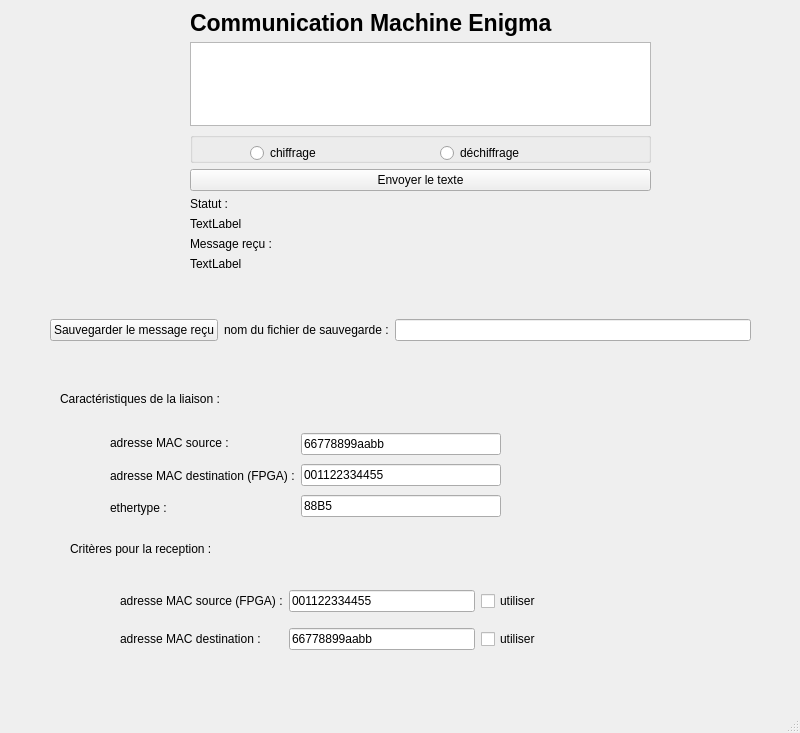
Before: the Qt Designer form Interface_enigma_3/mainwindow.ui in ypareoo/ETH, drawn with Qt 5.
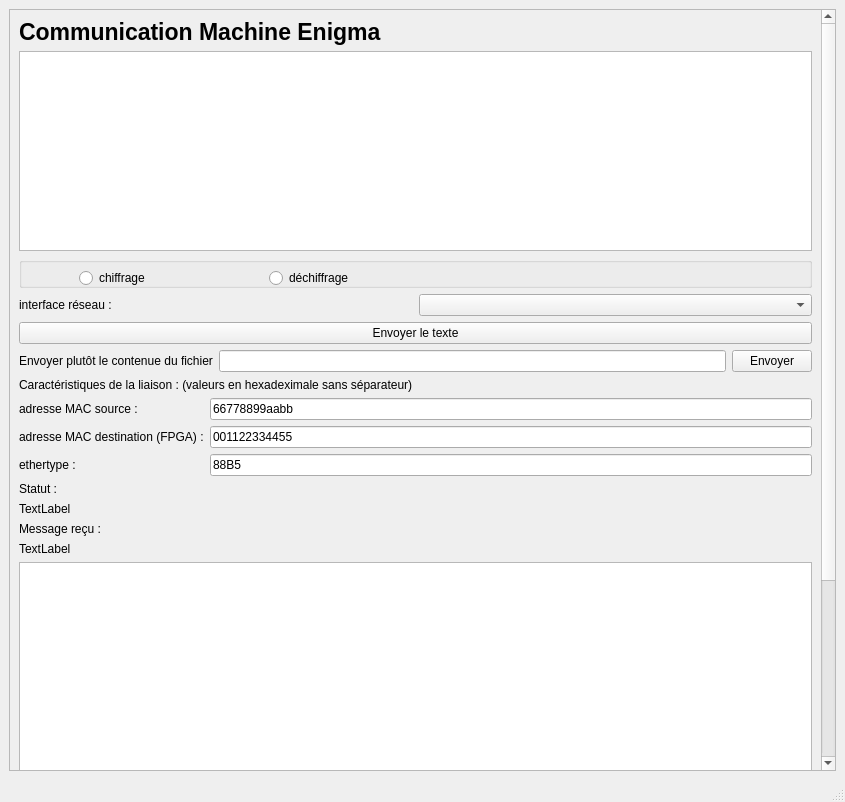
After: the same form once the commit is applied.

Commit message: fin de séance 30 mars, amélioration de la reception des trames et desactivation des boutons chiffrage/dechiffrage

What changed in the file:
```diff
--- a/Interface_enigma_3/mainwindow.ui
+++ b/Interface_enigma_3/mainwindow.ui
@@ -6,8 +6,8 @@
    <rect>
     <x>0</x>
     <y>0</y>
-    <width>800</width>
-    <height>733</height>
+    <width>845</width>
+    <height>802</height>
    </rect>
   </property>
   <property name="sizePolicy">
@@ -20,58 +20,120 @@
    <string>MainWindow</string>
   </property>
   <widget class="QWidget" name="centralwidget">
-   <widget class="QLabel" name="ErrorSavelabel">
-    <property name="geometry">
-     <rect>
-      <x>140</x>
-      <y>360</y>
-      <width>551</width>
-      <height>20</height>
-     </rect>
-    </property>
-    <property name="text">
-     <string/>
-    </property>
-   </widget>
-   <widget class="QLabel" name="label_4">
+   <layout class="QVBoxLayout" name="verticalLayout_4">
+    <item>
+     <widget class="QScrollArea" name="scrollArea">
+      <property name="widgetResizable">
+       <bool>true</bool>
+      </property>
+      <widget class="QWidget" name="scrollAreaWidgetContents">
     <property name="geometry">
      <rect>
-      <x>60</x>
-      <y>390</y>
-      <width>341</width>
-      <height>17</height>
-     </rect>
-    </property>
-    <property name="text">
-     <string>Caractéristiques de la liaison :</string>
-    </property>
-   </widget>
-   <widget class="QWidget" name="gridLayoutWidget">
-    <property name="geometry">
-     <rect>
-      <x>190</x>
-      <y>10</y>
-      <width>461</width>
-      <height>261</height>
-     </rect>
-    </property>
+         <x>0</x>
+         <y>-262</y>
+         <width>811</width>
+         <height>1000</height>
+        </rect>
+       </property>
+       <property name="minimumSize">
+        <size>
+         <width>0</width>
+         <height>1000</height>
+        </size>
+       </property>
+       <layout class="QVBoxLayout" name="verticalLayout_3">
+        <item>
     <layout class="QGridLayout" name="gridLayout">
-     <item row="7" column="0">
+          <item row="14" column="0">
+           <widget class="QLabel" name="label">
+            <property name="text">
+             <string>Statut :</string>
+            </property>
+           </widget>
+          </item>
+          <item row="18" column="0">
+           <widget class="QLabel" name="MessageLabel">
+            <property name="text">
+             <string>TextLabel</string>
+            </property>
+           </widget>
+          </item>
+          <item row="10" column="0">
       <widget class="QPushButton" name="pushButton">
        <property name="text">
         <string>Envoyer le texte</string>
        </property>
       </widget>
      </item>
-     <item row="12" column="0">
-      <widget class="QLabel" name="label_2">
+          <item row="16" column="0">
+           <widget class="QLabel" name="statusLabel">
        <property name="text">
-        <string>Message reçu :</string>
+             <string>TextLabel</string>
        </property>
       </widget>
      </item>
+          <item row="13" column="0">
+           <layout class="QHBoxLayout" name="horizontalLayout_2">
+            <item>
+             <layout class="QVBoxLayout" name="verticalLayout">
+              <item>
+               <widget class="QLabel" name="label_5">
+                <property name="text">
+                 <string>adresse MAC source :</string>
+                </property>
+               </widget>
+              </item>
+              <item>
+               <widget class="QLabel" name="label_6">
+                <property name="text">
+                 <string>adresse MAC destination (FPGA) :</string>
+                </property>
+               </widget>
+              </item>
+              <item>
+               <widget class="QLabel" name="label_7">
+                <property name="text">
+                 <string>ethertype :</string>
+                </property>
+               </widget>
+              </item>
+             </layout>
+            </item>
+            <item>
+             <layout class="QVBoxLayout" name="verticalLayout_2">
+              <item>
+               <widget class="QLineEdit" name="MACSourcelineEdit">
+                <property name="text">
+                 <string>66778899aabb</string>
+                </property>
+               </widget>
+              </item>
+              <item>
+               <widget class="QLineEdit" name="MACDestinationlineEdit">
+                <property name="text">
+                 <string>001122334455</string>
+                </property>
+               </widget>
+              </item>
+              <item>
+               <widget class="QLineEdit" name="EthertypelineEdit">
+                <property name="text">
+                 <string>88B5</string>
+                </property>
+               </widget>
+              </item>
+             </layout>
+            </item>
+           </layout>
+          </item>
      <item row="5" column="0">
       <widget class="QTextEdit" name="textEdit">
+            <property name="maximumSize">
+             <size>
+              <width>16777215</width>
+              <height>200</height>
+             </size>
+            </property>
        <property name="html">
         <string>&lt;!DOCTYPE HTML PUBLIC &quot;-//W3C//DTD HTML 4.0//EN&quot; &quot;http://www.w3.org/TR/REC-html40/strict.dtd&quot;&gt;
 &lt;html&gt;&lt;head&gt;&lt;meta name=&quot;qrichtext&quot; content=&quot;1&quot; /&gt;&lt;meta charset=&quot;utf-8&quot; /&gt;&lt;style type=&quot;text/css&quot;&gt;
@@ -84,62 +146,26 @@
        </property>
       </widget>
      </item>
-     <item row="9" column="0">
-      <widget class="QLabel" name="label">
-       <property name="text">
-        <string>Statut :</string>
-       </property>
-      </widget>
-     </item>
-     <item row="6" column="0">
-      <widget class="QGroupBox" name="OptionChiffregroupBox">
-       <property name="title">
-        <string/>
-       </property>
-       <widget class="QRadioButton" name="ChiffrageRadioButton">
-        <property name="geometry">
-         <rect>
-          <x>60</x>
-          <y>10</y>
-          <width>111</width>
-          <height>22</height>
-         </rect>
-        </property>
-        <property name="autoFillBackground">
-         <bool>false</bool>
-        </property>
-        <property name="text">
-         <string>chiffrage</string>
-        </property>
-       </widget>
-       <widget class="QRadioButton" name="DechiffrageradioButton">
-        <property name="geometry">
-         <rect>
-          <x>250</x>
-          <y>10</y>
-          <width>111</width>
-          <height>22</height>
-         </rect>
-        </property>
-        <property name="text">
-         <string>déchiffrage</string>
-        </property>
-       </widget>
-      </widget>
-     </item>
      <item row="11" column="0">
-      <widget class="QLabel" name="statusLabel">
+           <layout class="QHBoxLayout" name="horizontalLayout_4">
+            <item>
+             <widget class="QLabel" name="label_13">
        <property name="text">
-        <string>TextLabel</string>
+               <string>Envoyer plutôt le contenue du fichier</string>
        </property>
       </widget>
      </item>
-     <item row="13" column="0">
-      <widget class="QLabel" name="MessageLabel">
+            <item>
+             <widget class="QLineEdit" name="FileNameSendlineEdit"/>
+            </item>
+            <item>
+             <widget class="QPushButton" name="SendFilepushButton">
        <property name="text">
-        <string>TextLabel</string>
-       </property>
-      </widget>
+               <string>Envoyer</string>
+              </property>
+             </widget>
+            </item>
+           </layout>
      </item>
      <item row="4" column="0">
       <widget class="QLabel" name="label_11">
@@ -162,18 +188,84 @@
        </property>
       </widget>
      </item>
-    </layout>
-   </widget>
-   <widget class="QWidget" name="horizontalLayoutWidget">
+          <item row="17" column="0">
+           <widget class="QLabel" name="label_2">
+            <property name="text">
+             <string>Message reçu :</string>
+            </property>
+           </widget>
+          </item>
+          <item row="12" column="0">
+           <widget class="QLabel" name="label_4">
+            <property name="text">
+             <string>Caractéristiques de la liaison : (valeurs en hexadeximale sans séparateur)</string>
+            </property>
+           </widget>
+          </item>
+          <item row="9" column="0">
+           <layout class="QHBoxLayout" name="horizontalLayout_3">
+            <item>
+             <widget class="QLabel" name="label_12">
+              <property name="text">
+               <string>interface réseau :</string>
+              </property>
+             </widget>
+            </item>
+            <item>
+             <widget class="QComboBox" name="interfaceComboBox"/>
+            </item>
+           </layout>
+          </item>
+          <item row="6" column="0">
+           <widget class="QGroupBox" name="OptionChiffregroupBox">
+            <property name="title">
+             <string/>
+            </property>
+            <widget class="QRadioButton" name="ChiffrageRadioButton">
+             <property name="geometry">
+              <rect>
+               <x>60</x>
+               <y>10</y>
+               <width>111</width>
+               <height>22</height>
+              </rect>
+             </property>
+             <property name="autoFillBackground">
+              <bool>false</bool>
+             </property>
+             <property name="text">
+              <string>chiffrage</string>
+             </property>
+            </widget>
+            <widget class="QRadioButton" name="DechiffrageradioButton">
     <property name="geometry">
      <rect>
-      <x>50</x>
-      <y>290</y>
-      <width>701</width>
-      <height>80</height>
-     </rect>
-    </property>
+               <x>250</x>
+               <y>10</y>
+               <width>111</width>
+               <height>22</height>
+              </rect>
+             </property>
+             <property name="text">
+              <string>déchiffrage</string>
+             </property>
+            </widget>
+           </widget>
+          </item>
+          <item row="19" column="0">
+           <widget class="QTableWidget" name="tableWidgetTrames"/>
+          </item>
+         </layout>
+        </item>
+        <item>
     <layout class="QHBoxLayout" name="horizontalLayout">
+          <item>
+           <widget class="QLabel" name="ErrorSavelabel">
+            <property name="text">
+             <string/>
+            </property>
+           </widget>
+          </item>
      <item>
       <widget class="QPushButton" name="pushButtonSavePayload">
        <property name="text">
@@ -192,91 +284,15 @@
       <widget class="QLineEdit" name="lineEditFileNameSave"/>
      </item>
     </layout>
-   </widget>
-   <widget class="QWidget" name="horizontalLayoutWidget_2">
-    <property name="geometry">
-     <rect>
-      <x>110</x>
-      <y>430</y>
-      <width>391</width>
-      <height>91</height>
-     </rect>
-    </property>
-    <layout class="QHBoxLayout" name="horizontalLayout_2">
-     <item>
-      <layout class="QVBoxLayout" name="verticalLayout">
-       <item>
-        <widget class="QLabel" name="label_5">
-         <property name="text">
-          <string>adresse MAC source :</string>
-         </property>
-        </widget>
        </item>
        <item>
-        <widget class="QLabel" name="label_6">
-         <property name="text">
-          <string>adresse MAC destination (FPGA) :</string>
-         </property>
-        </widget>
-       </item>
-       <item>
-        <widget class="QLabel" name="label_7">
-         <property name="text">
-          <string>ethertype :</string>
-         </property>
-        </widget>
-       </item>
-      </layout>
-     </item>
-     <item>
-      <layout class="QVBoxLayout" name="verticalLayout_2">
-       <item>
-        <widget class="QLineEdit" name="MACSourcelineEdit">
-         <property name="text">
-          <string>66778899aabb</string>
-         </property>
-        </widget>
-       </item>
-       <item>
-        <widget class="QLineEdit" name="MACDestinationlineEdit">
-         <property name="text">
-          <string>001122334455</string>
-         </property>
-        </widget>
-       </item>
-       <item>
-        <widget class="QLineEdit" name="EthertypelineEdit">
-         <property name="text">
-          <string>88B5</string>
-         </property>
-        </widget>
-       </item>
-      </layout>
-     </item>
-    </layout>
-   </widget>
    <widget class="QLabel" name="label_8">
-    <property name="geometry">
-     <rect>
-      <x>70</x>
-      <y>540</y>
-      <width>261</width>
-      <height>17</height>
-     </rect>
-    </property>
     <property name="text">
-     <string>Critères pour la reception :</string>
-    </property>
-   </widget>
-   <widget class="QWidget" name="gridLayoutWidget_2">
-    <property name="geometry">
-     <rect>
-      <x>120</x>
-      <y>580</y>
-      <width>421</width>
-      <height>80</height>
-     </rect>
-    </property>
+           <string>Critères pour la reception : (valeurs en hexadeximale sans séparateur)</string>
+          </property>
+         </widget>
+        </item>
+        <item>
     <layout class="QGridLayout" name="gridLayout_2">
      <item row="0" column="1">
       <widget class="QLineEdit" name="ReceptionMACSRClineEdit">
@@ -321,7 +337,12 @@
       </widget>
      </item>
     </layout>
-   </widget>
+        </item>
+       </layout>
+      </widget>
+     </widget>
+    </item>
+   </layout>
   </widget>
   <widget class="QMenuBar" name="menubar">
    <property name="geometry">
```
Left out of the diff: 2 changed lines with no effect on the pictures. Lines whose indentation alone changed are shown as unchanged. The commit also changes 3 other files.
